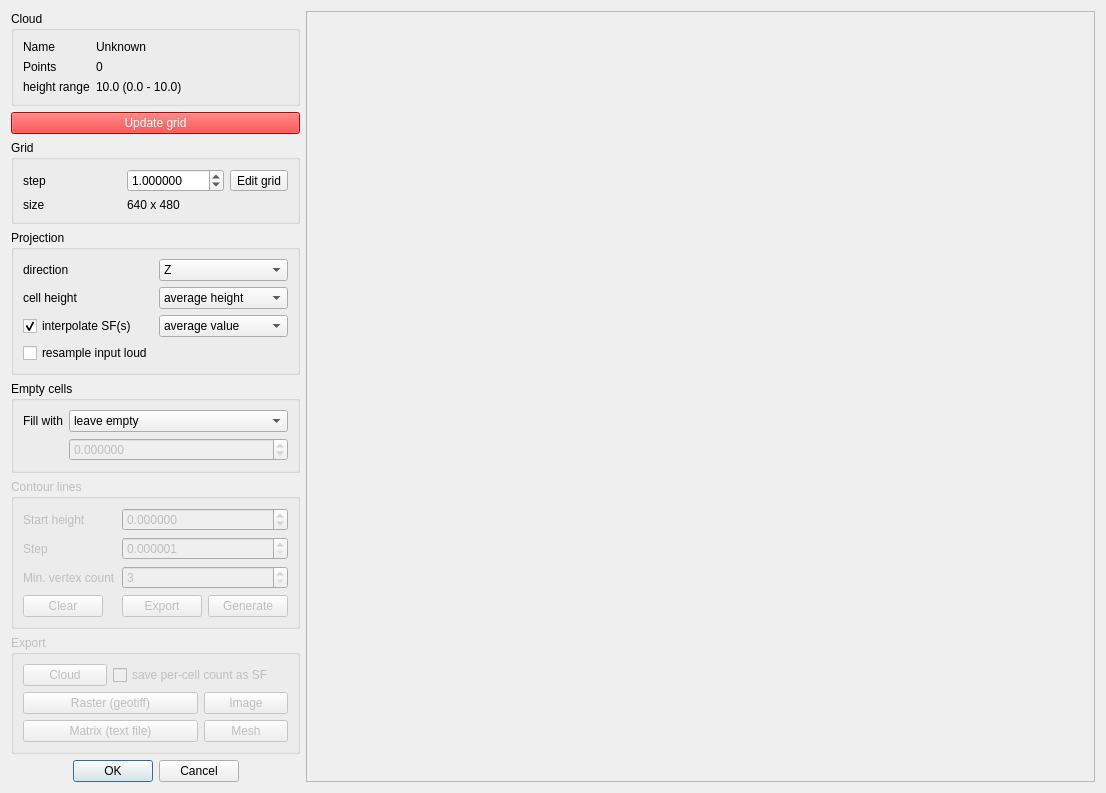
Qt form qCC/ui_templates/rasterizeDlg.ui (CloudCompare/CloudCompare) before a commit.
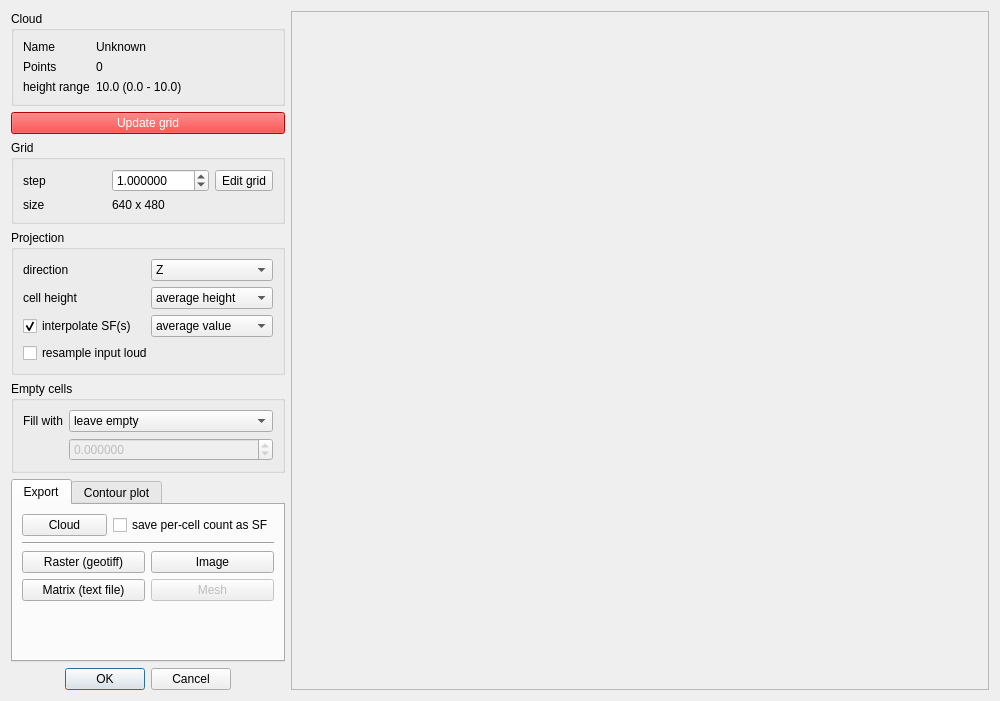
The same form after that commit.

Commit message: Rasterize and contour plot generation improvements

What changed in the file:
```diff
--- a/qCC/ui_templates/rasterizeDlg.ui
+++ b/qCC/ui_templates/rasterizeDlg.ui
@@ -6,8 +6,8 @@
    <rect>
     <x>0</x>
     <y>0</y>
-    <width>1106</width>
-    <height>731</height>
+    <width>1000</width>
+    <height>652</height>
    </rect>
   </property>
   <property name="windowTitle">
@@ -397,14 +397,105 @@
        </widget>
       </item>
       <item>
-       <widget class="QGroupBox" name="contourLinesGroupBox">
+       <widget class="QTabWidget" name="tabWidget">
+        <property name="currentIndex">
+         <number>0</number>
+        </property>
+        <widget class="QWidget" name="exportTab">
+         <attribute name="title">
+          <string>Export</string>
+         </attribute>
+         <layout class="QVBoxLayout" name="verticalLayout_3">
+          <item>
+           <layout class="QHBoxLayout" name="horizontalLayout_6">
+            <item>
+             <widget class="QPushButton" name="generateCloudPushButton">
+              <property name="text">
+               <string>Cloud</string>
+              </property>
+             </widget>
+            </item>
+            <item>
+             <widget class="QCheckBox" name="generateCountSFcheckBox">
+              <property name="toolTip">
+               <string>Adds a scalar field with the grid density (= number of points falling in each cell)</string>
+              </property>
+              <property name="text">
+               <string>save per-cell count as SF</string>
+              </property>
+             </widget>
+            </item>
+           </layout>
+          </item>
+          <item>
+           <widget class="Line" name="line">
+            <property name="orientation">
+             <enum>Qt::Horizontal</enum>
+            </property>
+           </widget>
+          </item>
+          <item>
+           <layout class="QHBoxLayout" name="horizontalLayout_8">
+            <item>
+             <widget class="QPushButton" name="generateRasterPushButton">
+              <property name="text">
+               <string>Raster (geotiff)</string>
+              </property>
+             </widget>
+            </item>
+            <item>
+             <widget class="QPushButton" name="generateImagePushButton">
+              <property name="text">
+               <string>Image</string>
+              </property>
+             </widget>
+            </item>
+           </layout>
+          </item>
+          <item>
+           <layout class="QHBoxLayout" name="horizontalLayout_7">
+            <item>
+             <widget class="QPushButton" name="generateASCIIPushButton">
+              <property name="text">
+               <string>Matrix (text file)</string>
+              </property>
+             </widget>
+            </item>
+            <item>
+             <widget class="QPushButton" name="generateMeshPushButton">
         <property name="enabled">
          <bool>false</bool>
         </property>
-        <property name="title">
-         <string>Contour lines</string>
-        </property>
+              <property name="text">
+               <string>Mesh</string>
+              </property>
+             </widget>
+            </item>
+           </layout>
+          </item>
+          <item>
+           <spacer name="verticalSpacer_2">
+            <property name="orientation">
+             <enum>Qt::Vertical</enum>
+            </property>
+            <property name="sizeHint" stdset="0">
+             <size>
+              <width>20</width>
+              <height>28</height>
+             </size>
+            </property>
+           </spacer>
+          </item>
+         </layout>
+        </widget>
+        <widget class="QWidget" name="contourTab">
+         <attribute name="title">
+          <string>Contour plot</string>
+         </attribute>
         <layout class="QFormLayout" name="formLayout_3">
+          <property name="fieldGrowthPolicy">
+           <enum>QFormLayout::AllNonFixedFieldsGrow</enum>
+          </property>
          <item row="0" column="0">
           <widget class="QLabel" name="label_6">
            <property name="text">
@@ -445,7 +536,40 @@
            </property>
           </widget>
          </item>
-         <item row="3" column="0">
+          <item row="1" column="1">
+           <widget class="QDoubleSpinBox" name="contourStepDoubleSpinBox">
+            <property name="decimals">
+             <number>6</number>
+            </property>
+            <property name="minimum">
+             <double>0.000001000000000</double>
+            </property>
+            <property name="maximum">
+             <double>1000000000.000000000000000</double>
+            </property>
+           </widget>
+          </item>
+          <item row="2" column="0">
+           <widget class="QLabel" name="label_11">
+            <property name="text">
+             <string>Min. vertex</string>
+            </property>
+           </widget>
+          </item>
+          <item row="2" column="1">
+           <widget class="QSpinBox" name="minVertexCountSpinBox">
+            <property name="toolTip">
+             <string>Min vertex count per iso-line (to ignore the smallest ones)</string>
+            </property>
+            <property name="minimum">
+             <number>3</number>
+            </property>
+            <property name="maximum">
+             <number>10000000</number>
+            </property>
+           </widget>
+          </item>
+          <item row="5" column="0">
           <widget class="QPushButton" name="clearContoursPushButton">
            <property name="enabled">
             <bool>false</bool>
@@ -458,7 +582,7 @@
            </property>
           </widget>
          </item>
-         <item row="3" column="1">
+          <item row="5" column="1">
           <layout class="QHBoxLayout" name="horizontalLayout_5">
            <item>
             <widget class="QPushButton" name="exportContoursPushButton">
@@ -482,87 +606,21 @@
            </item>
           </layout>
          </item>
-         <item row="2" column="0">
-          <widget class="QLabel" name="label_11">
-           <property name="text">
-            <string>Min. vertex count</string>
-           </property>
-          </widget>
-         </item>
-         <item row="2" column="1">
-          <widget class="QSpinBox" name="minVertexCountSpinBox">
-           <property name="toolTip">
-            <string>Min vertex count per iso-line (to ignore the smallest ones)</string>
-           </property>
-           <property name="minimum">
-            <number>3</number>
-           </property>
-           <property name="maximum">
-            <number>10000000</number>
-           </property>
-          </widget>
-         </item>
-        </layout>
-       </widget>
-      </item>
-      <item>
-       <widget class="QGroupBox" name="exportGroupBox">
-        <property name="enabled">
-         <bool>false</bool>
-        </property>
-        <property name="title">
-         <string>Export</string>
-        </property>
-        <layout class="QGridLayout" name="gridLayout_2">
-         <item row="0" column="1" colspan="2">
-          <widget class="QCheckBox" name="generateCountSFcheckBox">
-           <property name="toolTip">
-            <string>Adds a scalar field with the grid density (= number of points falling in each cell)</string>
-           </property>
+          <item row="3" column="1">
+           <widget class="QCheckBox" name="ignoreContourBordersCheckBox">
+            <property name="layoutDirection">
+             <enum>Qt::RightToLeft</enum>
+            </property>
            <property name="text">
-            <string>save per-cell count as SF</string>
-           </property>
-          </widget>
-         </item>
-         <item row="3" column="0" colspan="2">
-          <widget class="QPushButton" name="generateASCIIPushButton">
-           <property name="text">
-            <string>Matrix (text file)</string>
+             <string>ignore borders</string>
+            </property>
+            <property name="checked">
+             <bool>true</bool>
            </property>
           </widget>
          </item>
-         <item row="0" column="0">
-          <widget class="QPushButton" name="generateCloudPushButton">
-           <property name="text">
-            <string>Cloud</string>
-           </property>
-          </widget>
-         </item>
-         <item row="1" column="0" colspan="2">
-          <widget class="QPushButton" name="generateRasterPushButton">
-           <property name="text">
-            <string>Raster (geotiff)</string>
-           </property>
-          </widget>
-         </item>
-         <item row="3" column="2">
-          <widget class="QPushButton" name="generateMeshPushButton">
-           <property name="enabled">
-            <bool>false</bool>
-           </property>
-           <property name="text">
-            <string>Mesh</string>
-           </property>
-          </widget>
-         </item>
-         <item row="1" column="2">
-          <widget class="QPushButton" name="generateImagePushButton">
-           <property name="text">
-            <string>Image</string>
-           </property>
-          </widget>
-         </item>
-        </layout>
+         </layout>
+        </widget>
        </widget>
       </item>
       <item>
```
Left out of the diff: 13 changed lines with no effect on the pictures. Lines whose indentation alone changed are shown as unchanged. The commit also changes 15 other files.
